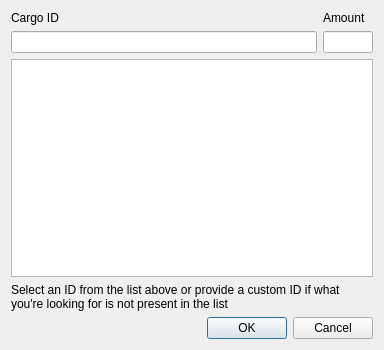
First picture: the form in Qt Designer UI/cargo_dialog.ui, repository n0stalghia/Sunless_Skies_Save_Editor, before the edit.
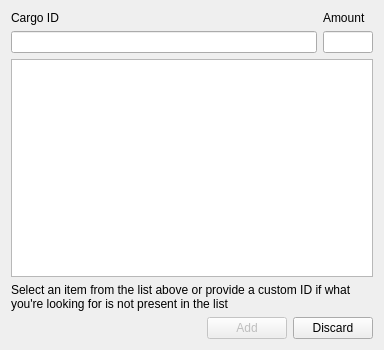
Second picture: the form after the edit.

Commit message: Bank Tab: Fully implemented Cargo Dialog. Bank Tab: Fully implemented adding/removing/editing functionality for known IDs Removed redundant assignments (SAVE_FILE = jh.func(save_file))

Patch:
```diff
--- a/Qt Designer UI/cargo_dialog.ui
+++ b/Qt Designer UI/cargo_dialog.ui
@@ -11,7 +11,13 @@
    </rect>
   </property>
   <property name="windowTitle">
-   <string>Dialog</string>
+   <string>Add Cargo</string>
+  </property>
+  <property name="styleSheet">
+   <string notr="true">QLineEdit[valid=false]{color: rgb(255,0,0)}
+QLineEdit[valid=true]{color: rgb(0,0,0)}
+QLabel[valid=false]{color: rgb(255,0,0)}
+QLabel[valid=true]{color: rgb(0,0,0)}</string>
   </property>
   <layout class="QVBoxLayout" name="verticalLayout">
    <item>
@@ -58,7 +64,7 @@
    <item>
     <widget class="QLabel" name="label_3">
      <property name="text">
-      <string>Select an ID from the list above or provide a custom ID if what you're looking for is not present in the list</string>
+      <string>Select an item from the list above or provide a custom ID if what you're looking for is not present in the list</string>
      </property>
      <property name="wordWrap">
       <bool>true</bool>
@@ -66,14 +72,38 @@
     </widget>
    </item>
    <item>
-    <widget class="QDialogButtonBox" name="buttonBox">
-     <property name="orientation">
-      <enum>Qt::Horizontal</enum>
-     </property>
-     <property name="standardButtons">
-      <set>QDialogButtonBox::Cancel|QDialogButtonBox::Ok</set>
-     </property>
-    </widget>
+    <layout class="QHBoxLayout" name="horizontalLayout">
+     <item>
+      <spacer name="horizontalSpacer">
+       <property name="orientation">
+        <enum>Qt::Horizontal</enum>
+       </property>
+       <property name="sizeHint" stdset="0">
+        <size>
+         <width>40</width>
+         <height>20</height>
+        </size>
+       </property>
+      </spacer>
+     </item>
+     <item>
+      <widget class="QPushButton" name="pushButton_Add">
+       <property name="enabled">
+        <bool>false</bool>
+       </property>
+       <property name="text">
+        <string>Add</string>
+       </property>
+      </widget>
+     </item>
+     <item>
+      <widget class="QPushButton" name="pushButton_Discard">
+       <property name="text">
+        <string>Discard</string>
+       </property>
+      </widget>
+     </item>
+    </layout>
    </item>
   </layout>
  </widget>
```
Left out of the diff: 47 changed lines with no effect on the pictures. The commit also changes 6 other files.
